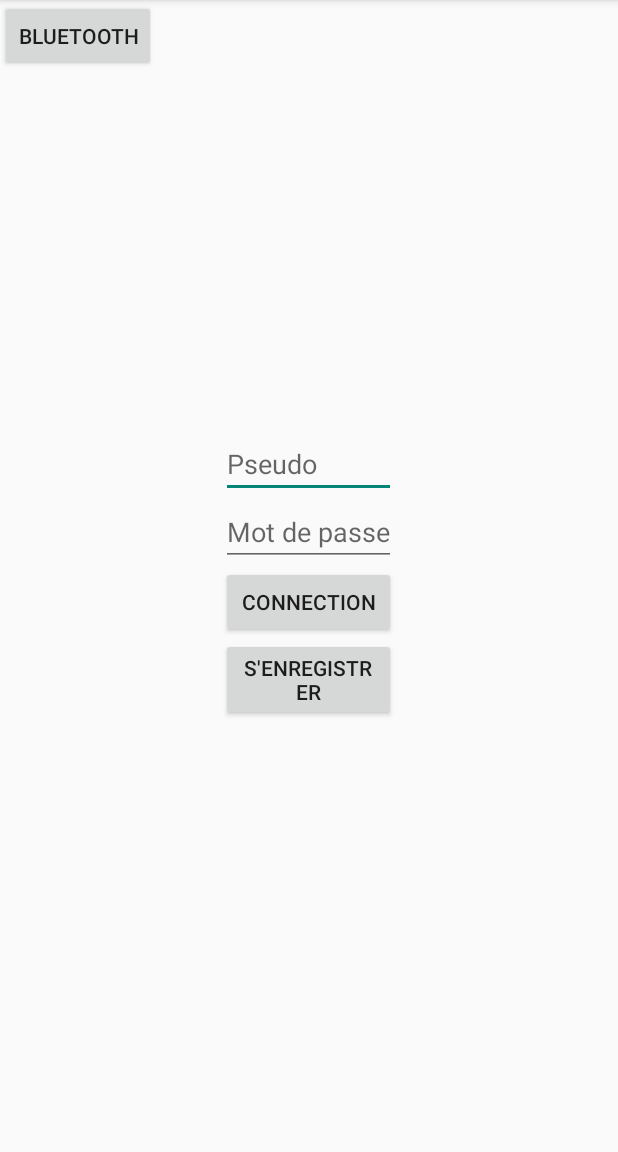
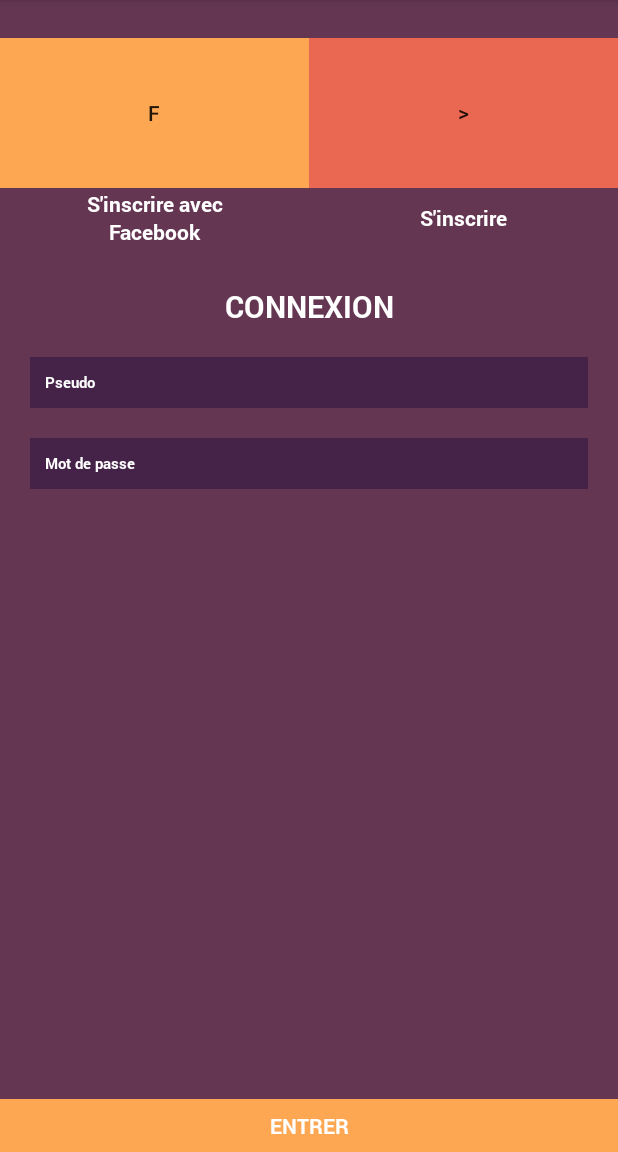
Before and after one commit to nsvir/ProjectWeekOpop, an Android app: the screen it shows after launch (ConnexionActivity), on a phone screen of 412 x 824 dp, the part 84-1236 px from its top. Run offline under Robolectric (Android 15) with nearby library versions, the phone set to English and light mode, and no system bars.

Commit message:
Color added to connexion fragment

```diff
--- a/ProjectWeek/src/main/java/com/example/projectweek/FragmentConnexion.java
+++ b/ProjectWeek/src/main/java/com/example/projectweek/FragmentConnexion.java
@@ -3,6 +3,7 @@ package com.example.projectweek;
 import android.bluetooth.BluetoothAdapter;
 import android.content.Intent;
 import android.content.SharedPreferences;
+import android.graphics.Typeface;
 import android.os.Bundle;
 import android.support.v4.app.Fragment;
 import android.text.Editable;
@@ -23,6 +24,7 @@ public class FragmentConnexion extends Fragment implements View.OnClickListener
 
     View viewLogin = null;
     View viewPswd = null;
+    private Typeface tp = null;
 
     @Override
     public View onCreateView(LayoutInflater inflater, ViewGroup container, Bundle savedInstanceState) {
@@ -32,8 +34,14 @@ public class FragmentConnexion extends Fragment implements View.OnClickListener
         viewLogin = view.findViewById(R.id.login);
         viewPswd = view.findViewById(R.id.password);
         view.findViewById(R.id.connect).setOnClickListener(this);
-        view.findViewById(R.id.signUp).setOnClickListener(this);
-        view.findViewById(R.id.bluetooth).setOnClickListener(this);
+        view.findViewById(R.id.signUpBt).setOnClickListener(this);
+        tp = Typeface.createFromAsset(getActivity().getAssets(), "fonts/Roboto-Bold.ttf");
+        ((TextView) viewLogin).setTypeface(tp);
+        ((TextView) viewPswd).setTypeface(tp);
+        ((TextView) view.findViewById(R.id.signUpWithFacebookTxt)).setTypeface(tp);
+        ((TextView) view.findViewById(R.id.signUpTxt)).setTypeface(tp);
+        ((TextView) view.findViewById(R.id.connection)).setTypeface(tp);
+        ((TextView) view.findViewById(R.id.connect)).setTypeface(tp);
         if (getPreference())
             checkLoginInfo();
         return (view);
@@ -45,32 +53,10 @@ public class FragmentConnexion extends Fragment implements View.OnClickListener
             case R.id.connect:
                 checkLoginInfo();
                 break;
-            case R.id.signUp:
+            case R.id.signUpBt:
                 Intent intent = new Intent(getActivity(), SignupActivity.class);
                 startActivity(intent);
                 break;
-            case R.id.bluetooth:
-                bluetooth();
-                break;
-        }
-    }
-
-    BluetoothAdapter bt;
-
-    public void bluetooth() {
-        bt = BluetoothAdapter.getDefaultAdapter();
-        //get bluetooth code to print bt (optional)
-        //tv.setText("BT:"+bt);
-        //Check Availability of bluetooth
-        if (bt == null) {
-            Toast.makeText(getActivity(), "Bluetooth Not Available in device", Toast.LENGTH_SHORT).show();
-        } else {
-            if (!bt.isEnabled()) {
-                Intent i = new Intent(BluetoothAdapter.ACTION_REQUEST_ENABLE);
-                startActivity(i);
-            } else {
-                bt.disable();
-            }
         }
     }
 
--- a/ProjectWeek/src/main/res/layout/fragment_connexion.xml
+++ b/ProjectWeek/src/main/res/layout/fragment_connexion.xml
@@ -1,46 +1,128 @@
 <?xml version="1.0" encoding="utf-8"?>
 
-<RelativeLayout xmlns:android="http://schemas.android.com/apk/res/android"
+<LinearLayout xmlns:android="http://schemas.android.com/apk/res/android"
+    android:orientation="vertical"
     android:layout_width="match_parent"
-    android:layout_height="match_parent">
-
-    <Button
-        android:id="@+id/bluetooth"
-        android:layout_height="wrap_content"
-        android:layout_width="wrap_content"
-        android:text="Bluetooth"/>
+    android:layout_height="match_parent"
+    android:layout_centerInParent="true"
+    android:background="@color/background_Brown">
 
     <LinearLayout
-        android:orientation="vertical"
-        android:layout_width="wrap_content"
+        android:id="@+id/header"
+        android:layout_width="match_parent"
+        android:layout_height="125dp"
+        android:orientation="horizontal"
+        android:paddingTop="25dp">
+
+        <Button
+            android:id="@+id/signUpWithFacebookBt"
+            android:layout_height="match_parent"
+            android:layout_width="match_parent"
+            android:text="f"
+            android:layout_weight="1"
+            android:background="@color/background_Yellow" />
+
+        <Button
+            android:id="@+id/signUpBt"
+            android:layout_width="match_parent"
+            android:layout_height="match_parent"
+            android:text=">"
+            android:layout_weight="1"
+            android:background="@color/background_Orange" />
+
+    </LinearLayout>
+
+    <LinearLayout
+        android:id="@+id/ButtonTxt"
+        android:layout_width="match_parent"
+        android:layout_height="40dp"
+        android:orientation="horizontal">
+
+        <TextView
+            android:id="@+id/signUpWithFacebookTxt"
+            android:layout_height="match_parent"
+            android:layout_width="match_parent"
+            android:text="@string/signUpWithFacebook"
+            android:layout_weight="1"
+            android:gravity="center"
+            android:textColor="@android:color/white" />
+
+        <TextView
+            android:id="@+id/signUpTxt"
+            android:layout_width="match_parent"
+            android:layout_height="match_parent"
+            android:text="@string/signUp"
+            android:layout_weight="1"
+            android:gravity="center"
+            android:textColor="@android:color/white" />
+
+    </LinearLayout>
+
+    <TextView
+        android:id="@+id/connection"
+        android:layout_width="match_parent"
         android:layout_height="wrap_content"
-        android:layout_centerInParent="true">
+        android:text="@string/connection"
+        android:gravity="center"
+        android:textAllCaps="true"
+        android:textColor="@android:color/white"
+        android:paddingTop="25dp"
+        android:textSize="20dp" />
+
+    <LinearLayout
+        android:layout_width="match_parent"
+        android:layout_height="wrap_content"
+        android:layout_marginLeft="@dimen/login_LeftRightMargin"
+        android:layout_marginRight="@dimen/login_LeftRightMargin"
+        android:layout_margin="20dp">
 
         <EditText
             android:id="@+id/login"
             android:layout_height="wrap_content"
             android:layout_width="match_parent"
             android:hint="@string/login"
-            android:singleLine="true" />
+            android:singleLine="true"
+            android:textColor="@android:color/white"
+            android:background="@color/background_DarkBrown"
+            android:textColorHint="@android:color/white"
+            android:padding="10dp"
+            android:textSize="10sp" />
+    </LinearLayout>
+
+    <LinearLayout
+        android:layout_width="match_parent"
+        android:layout_height="wrap_content"
+        android:layout_marginLeft="@dimen/login_LeftRightMargin"
+        android:layout_marginRight="@dimen/login_LeftRightMargin">
 
         <EditText
             android:id="@+id/password"
-            android:layout_width="wrap_content"
+            android:layout_width="match_parent"
             android:layout_height="wrap_content"
             android:hint="@string/password"
             android:singleLine="true"
-            android:password="true" />
+            android:password="true"
+            android:textColor="@android:color/white"
+            android:background="@color/background_DarkBrown"
+            android:textColorHint="@android:color/white"
+            android:padding="10dp"
+            android:textSize="10sp" />
+    </LinearLayout>
+
+    <LinearLayout
+        android:layout_height="fill_parent"
+        android:layout_width="fill_parent">
 
         <Button
             android:id="@+id/connect"
             android:layout_height="wrap_content"
             android:layout_width="match_parent"
-            android:text="@string/connect" />
+            android:text="@string/connect"
+            android:layout_gravity="bottom"
+            android:textAllCaps="true"
+            android:textColor="@android:color/white"
+            android:background="@color/background_Yellow"
+            android:minHeight="35dp"/>
+    </LinearLayout>
 
-        <Button
-            android:id="@+id/signUp"
-            android:layout_height="wrap_content"
-            android:layout_width="match_parent"
-            android:text="@string/signUp" />
-    </LinearLayout>
-</RelativeLayout>
+</LinearLayout>
--- /dev/null
+++ b/ProjectWeek/src/main/res/values/colors.xml
@@ -0,0 +1,7 @@
+<?xml version="1.0" encoding="utf-8"?>
+<resources>
+    <color name="background_Brown">#643652</color>
+    <color name="background_DarkBrown">#452348</color>
+    <color name="background_Yellow">#FDA752</color>
+    <color name="background_Orange">#EA6852</color>
+</resources>
--- a/ProjectWeek/src/main/res/values/dimens.xml
+++ b/ProjectWeek/src/main/res/values/dimens.xml
@@ -3,4 +3,5 @@
     <dimen name="activity_horizontal_margin">16dp</dimen>
     <dimen name="activity_vertical_margin">16dp</dimen>
 
+    <dimen name="login_LeftRightMargin">20dp</dimen>
     </resources>
--- a/ProjectWeek/src/main/res/values/strings.xml
+++ b/ProjectWeek/src/main/res/values/strings.xml
@@ -13,8 +13,10 @@
     <string name="password">Mot de passe</string>
     <string name="wrongLogInfo">Identifiants incorrectes</string>
     <string name="goodLogInfo">Connecté</string>
-    <string name="connect">Connection</string>
-    <string name="signUp">S\'enregistrer</string>
+    <string name="connect">Entrer</string>
+    <string name="connection">Connexion</string>
+    <string name="signUp">S\'inscrire</string>
+    <string name="signUpWithFacebook">S\'inscrire avec\nFacebook</string>
 
     <string name="firstname">Prénom</string>
     <string name="lastname">Nom</string>
```
Also changed, not shown: 1 other file.
